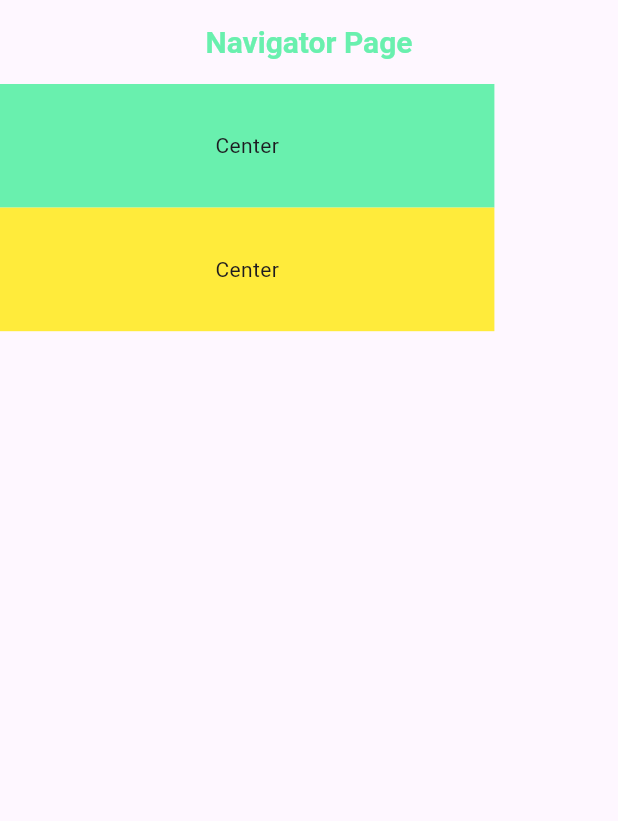
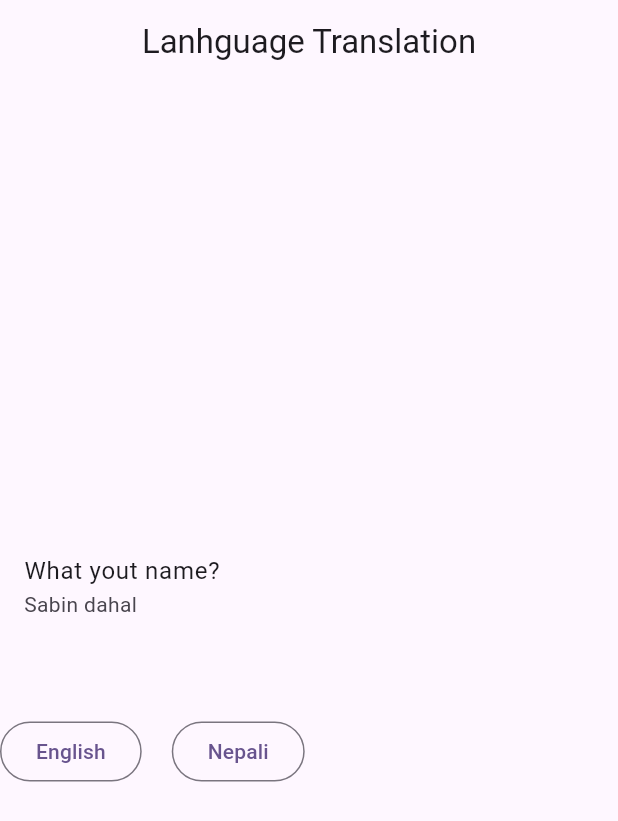
Before and after one commit to sabin79/Get-X, a Flutter app: the screen it shows after launch, on a phone screen of 412 x 824 dp. Shown: the top 821 px of the screen. Run offline on Flutter 3.47's test engine with Material 3 defaults, Android fonts, the phone set to English and light mode, and no system bars; our stand-ins replace get.

Commit message:
localized and change app language

```diff
--- /dev/null
+++ b/lib/language_page.dart
@@ -0,0 +1,51 @@
+import 'package:flutter/material.dart';
+import 'package:get/get.dart';
+
+class LanguagePage extends StatefulWidget {
+  const LanguagePage({super.key});
+
+  @override
+  State<LanguagePage> createState() => _LanguagePageState();
+}
+
+class _LanguagePageState extends State<LanguagePage> {
+  @override
+  Widget build(BuildContext context) {
+    return Scaffold(
+      appBar: AppBar(
+        title: const Text("Lanhguage Translation"),
+        centerTitle: true,
+      ),
+      body: Column(
+        mainAxisAlignment: MainAxisAlignment.center,
+        crossAxisAlignment: CrossAxisAlignment.center,
+        children: [
+          ListTile(
+            title: Text('message'.tr),
+            subtitle: Text('name'.tr),
+          ),
+          const SizedBox(
+            height: 50,
+          ),
+          Row(
+            children: [
+              OutlinedButton(
+                  onPressed: () {
+                    Get.updateLocale(const Locale('en', 'US'));
+                  },
+                  child: const Text("English")),
+              const SizedBox(
+                width: 20,
+              ),
+              OutlinedButton(
+                  onPressed: () {
+                    Get.updateLocale(const Locale('np', 'NP'));
+                  },
+                  child: const Text("Nepali"))
+            ],
+          )
+        ],
+      ),
+    );
+  }
+}
--- /dev/null
+++ b/lib/languages.dart
@@ -0,0 +1,15 @@
+import 'package:get/get_navigation/src/root/internacionalization.dart';
+
+class Languages extends Translations {
+  @override
+  Map<String, Map<String, String>> get keys => {
+        'en_US': {
+          'message': 'What yout name?',
+          'name': 'Sabin dahal',
+        },
+        'np_Np': {
+          'message': 'तिम्रो नाम के हो',
+          'name': 'सबिन दाहाल',
+        }
+      };
+}
--- a/lib/main.dart
+++ b/lib/main.dart
@@ -1,6 +1,8 @@
 import 'package:example_app_getx/ScreenOne.dart';
 import 'package:example_app_getx/ScreenTwo.dart';
 import 'package:example_app_getx/homeScreen.dart';
+import 'package:example_app_getx/language_page.dart';
+import 'package:example_app_getx/languages.dart';
 import 'package:example_app_getx/navigator.dart';
 import 'package:flutter/material.dart';
 import 'package:get/get.dart';
@@ -16,18 +18,21 @@ class MyApp extends StatelessWidget {
   @override
   Widget build(BuildContext context) {
     return GetMaterialApp(
+      locale: const Locale('en', 'US'),
+      translations: Languages(),
+      fallbackLocale: const Locale('en', 'US'),
       title: 'Flutter Demo',
       theme: ThemeData(
         colorScheme: ColorScheme.fromSeed(seedColor: Colors.deepPurple),
         useMaterial3: true,
       ),
       debugShowCheckedModeBanner: false,
-      home: const NavigatorScreen(),
-      getPages: [
-        GetPage(name: '/navigator', page: () => const NavigatorScreen()),
-        GetPage(name: '/screenOne', page: () => ScreenOne()),
-        GetPage(name: '/screenTwo', page: () => const ScreenTwo()),
-      ],
+      home: const LanguagePage(),
+      // getPages: [
+      //   GetPage(name: '/navigator', page: () => const NavigatorScreen()),
+      //   GetPage(name: '/screenOne', page: () => ScreenOne()),
+      //   GetPage(name: '/screenTwo', page: () => const ScreenTwo()),
+      // ],
     );
   }
 }
```
